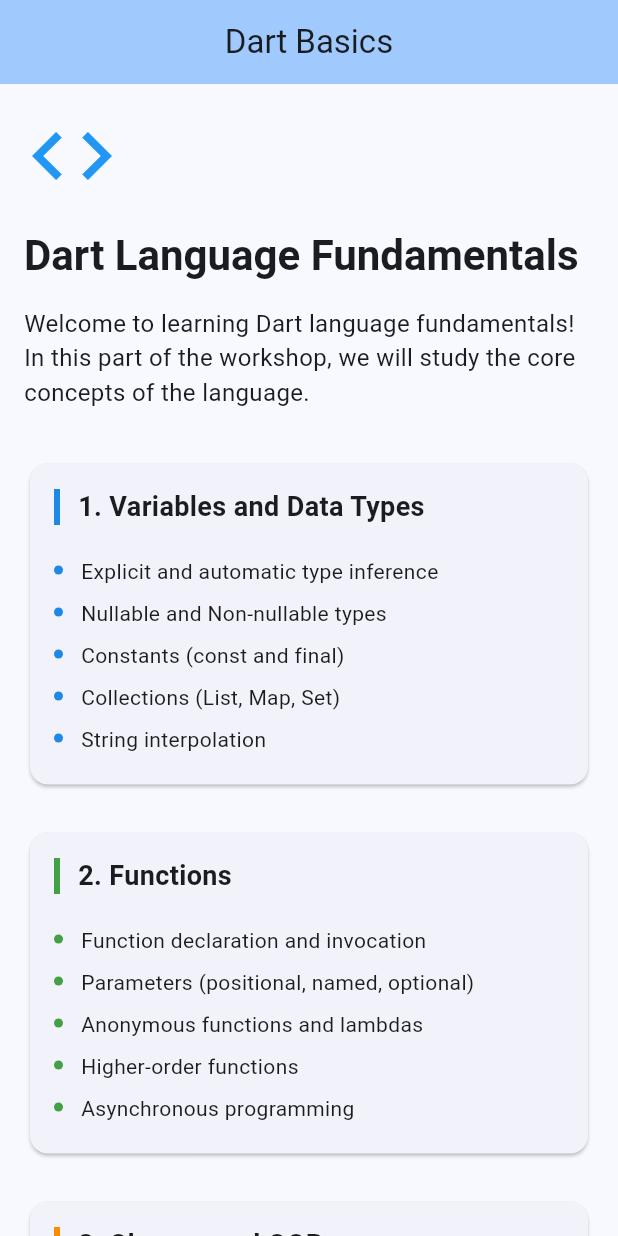
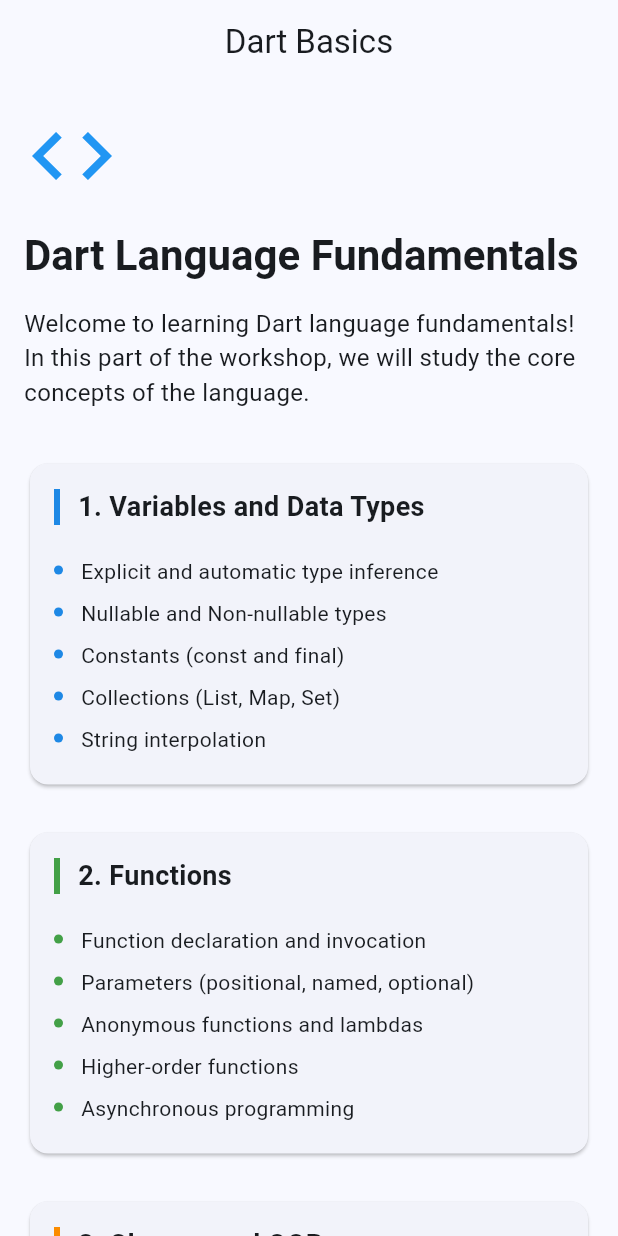
Before and after one commit to aleksays/paralect-flutter-workshop, a Flutter app: the screen it shows after launch, on a phone screen of 412 x 824 dp. Run offline on Flutter 3.47's test engine with Material 3 defaults, Android fonts, the phone set to English and light mode, and no system bars.

Commit message:
UI improvements

```diff
--- a/lib/main.dart
+++ b/lib/main.dart
@@ -1,3 +1,5 @@
+// ignore_for_file: avoid_print, prefer_interpolation_to_compose_strings
+
 import 'package:flutter/material.dart';
 import 'dart_examples/01_variables.dart';
 import 'dart_examples/02_functions.dart';
@@ -46,11 +48,11 @@
     return Scaffold(
       appBar: AppBar(
         title: const Text('Dart Basics'),
-        backgroundColor: Theme.of(context).colorScheme.inversePrimary,
+        backgroundColor: Theme.of(context).colorScheme.surface,
         centerTitle: true,
       ),
       body: SingleChildScrollView(
-        padding: const EdgeInsets.all(16),
+        padding: const EdgeInsets.fromLTRB(16, 16, 16, 40),
         child: Column(
           crossAxisAlignment: CrossAxisAlignment.start,
           children: [
```
